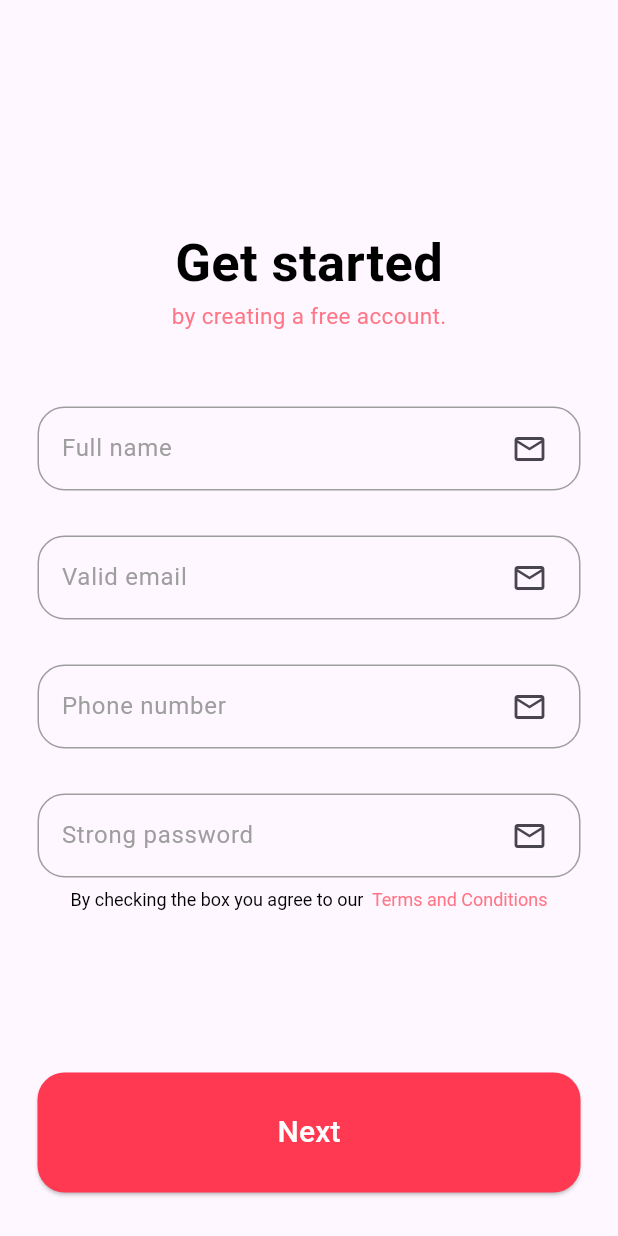
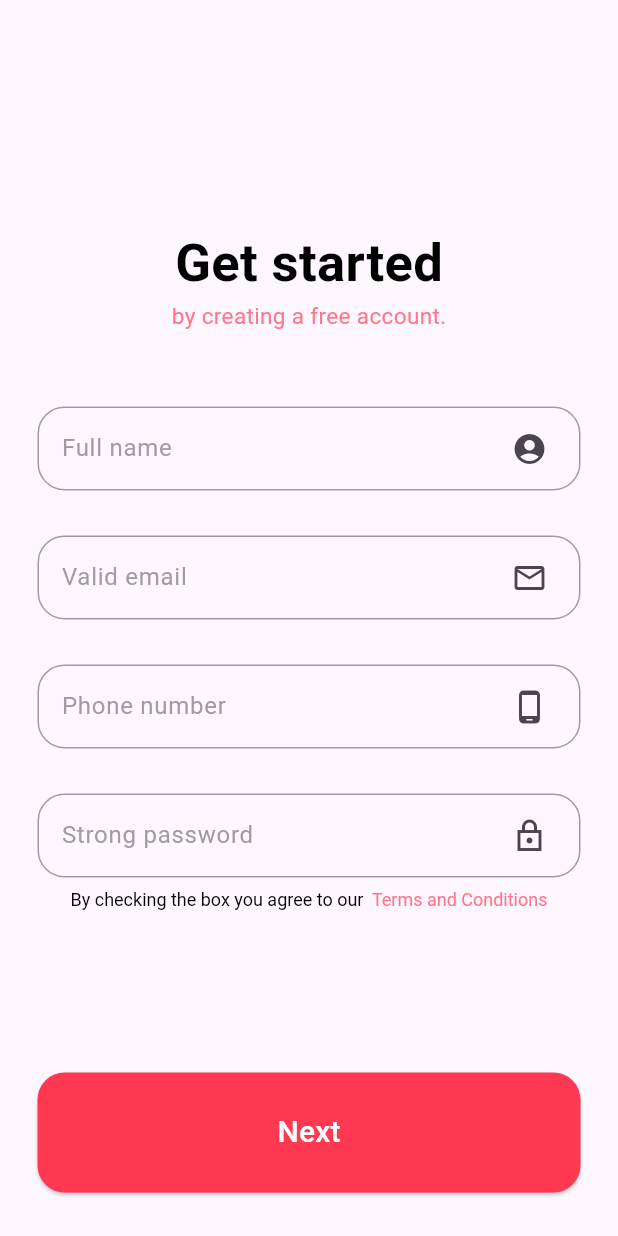
Before and after one commit to NurProger/login_ui_flutter, a Flutter app: the screen it shows after launch, scrolled down 45 dp, after a tap on "Register now", on a phone screen of 412 x 824 dp. Run offline on Flutter 3.47's test engine with Material 3 defaults, Android fonts, the phone set to English and light mode, and no system bars.

Commit message:
upgraded TextFormFields and use the principle DRY

```diff
--- a/lib/View/sign_in_screen.dart
+++ b/lib/View/sign_in_screen.dart
@@ -43,11 +43,11 @@ class _SignInScreenState extends State<SignInScreen> {
               Container(
                   child: Column(
                 children: [
-                  TextFormFieldComponents().TextFormFieldWidget("Enter your email"),
+                  TextFormFieldComponents().TextFormFieldWidget("Enter your email",Icon(Icons.email_outlined), false),
                   SizedBox(
                     height: 40,
                   ),
-                  TextFormFieldComponents().TextFormFieldWidgetForPassword("Password"),
+                  TextFormFieldComponents().TextFormFieldWidget("Password",Icon(Icons.lock_outline_sharp), true ),
                   Padding(
                     padding: const EdgeInsets.all(5.0),
                     child: Row(
--- a/lib/View/sign_up_screen.dart
+++ b/lib/View/sign_up_screen.dart
@@ -38,20 +38,19 @@ class _SignInScreenState extends State<SignUpScreen> {
               Container(
                   child: Column(
                 children: [
-                  TextFormFieldComponents().TextFormFieldWidget("Full name"),
+                  TextFormFieldComponents().TextFormFieldWidget("Full name", Icon(Icons.account_circle_rounded), false),
                   SizedBox(
                     height: 30,
                   ),
-                  TextFormFieldComponents().TextFormFieldWidget("Valid email"),
+                  TextFormFieldComponents().TextFormFieldWidget("Valid email", Icon(Icons.email_outlined), false),
                   SizedBox(
                     height: 30,
                   ),
-                  TextFormFieldComponents().TextFormFieldWidgetForNumber("Phone number"),
+                  TextFormFieldComponents().TextFormFieldWidget("Phone number", Icon(Icons.phone_android_outlined), false),
                   SizedBox(
                     height: 30,
                   ),
-                  TextFormFieldComponents()
-                      .TextFormFieldWidgetForPassword("Strong password"),
+                  TextFormFieldComponents().TextFormFieldWidget("Strong password", Icon(Icons.lock_outline_sharp), true),
                   Padding(
                       padding: const EdgeInsets.all(8.0),
                       child: RichText(
--- a/lib/components/components_widget.dart
+++ b/lib/components/components_widget.dart
@@ -1,54 +1,14 @@
 import 'package:flutter/material.dart';
 
 class TextFormFieldComponents {
-  TextFormFieldWidget(String LineName) {
+  TextFormFieldWidget(String LineName, Widget icon , bool isObscure) {
     return TextField(
+      obscureText: isObscure,
       decoration: InputDecoration(
           labelText: LineName,
           suffixIcon: Padding(
             padding: const EdgeInsets.only(right: 20.0),
-            child: Icon(Icons.email_outlined),
-          ),
-          enabledBorder: OutlineInputBorder(
-              borderRadius: BorderRadius.circular(18),
-              borderSide: BorderSide(
-                color: Colors.grey,
-              )),
-          focusedBorder: OutlineInputBorder(
-              borderRadius: BorderRadius.circular(18),
-              borderSide: BorderSide(color: Color.fromARGB(255, 255, 57, 81))),
-          border: OutlineInputBorder()),
-    );
-  }
-  TextFormFieldWidgetForPassword(String LineName) {
-    return TextField(
-      obscureText: true,
-      decoration: InputDecoration(
-          labelText: LineName,
-          suffixIcon: Padding(
-            padding: const EdgeInsets.only(right: 20.0),
-            child: Icon(Icons.email_outlined),
-          ),
-          enabledBorder: OutlineInputBorder(
-              borderRadius: BorderRadius.circular(18),
-              borderSide: BorderSide(
-                color: Colors.grey,
-              )),
-          focusedBorder: OutlineInputBorder(
-              borderRadius: BorderRadius.circular(18),
-              borderSide: BorderSide(color: Color.fromARGB(255, 255, 57, 81))),
-          border: OutlineInputBorder()),
-    );
-  }
-  TextFormFieldWidgetForNumber(String LineName) {
-    return TextField(
-      keyboardType:TextInputType.phone ,
-      decoration: InputDecoration(
-          labelText: LineName,
-          prefixText: "+7",
-          suffixIcon: Padding(
-            padding: const EdgeInsets.only(right: 20.0),
-            child: Icon(Icons.email_outlined),
+            child: icon,
           ),
           enabledBorder: OutlineInputBorder(
               borderRadius: BorderRadius.circular(18),
--- a/lib/constance/constance.dart
+++ /dev/null
@@ -1,6 +0,0 @@
-import 'package:flutter/material.dart';
-
-class ColorsOfUser{
-  static const red = Color.fromARGB(255, 255, 57, 81);
-  static const lightRed = Color.fromARGB(255, 255, 118, 134);
-}
```
